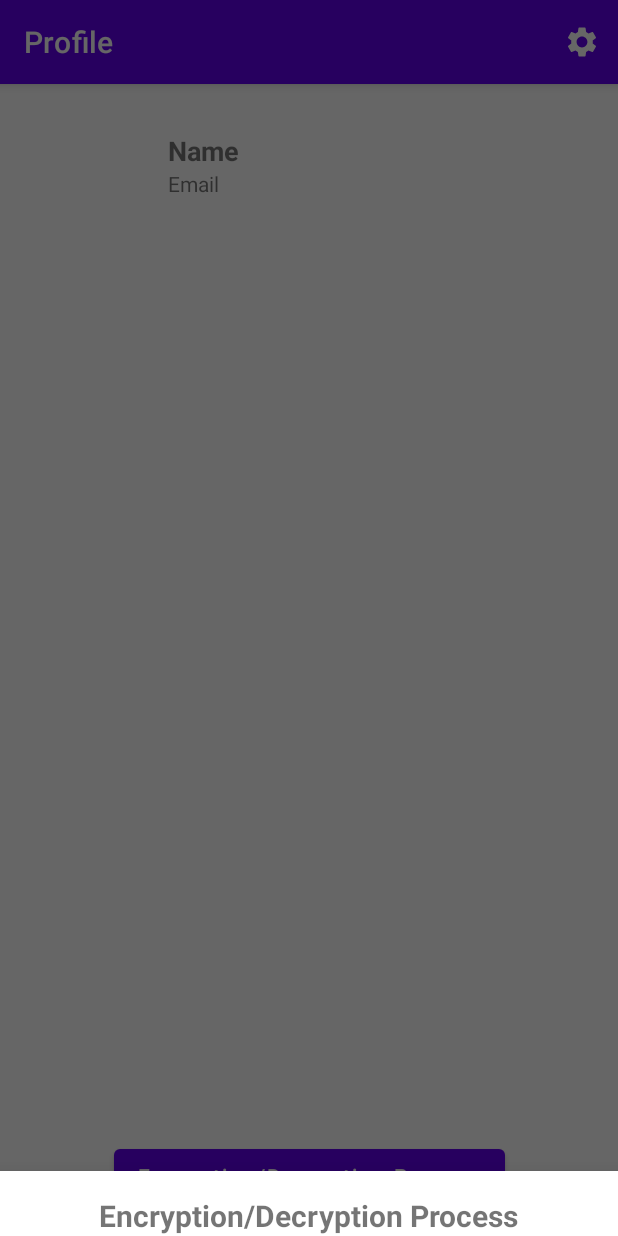
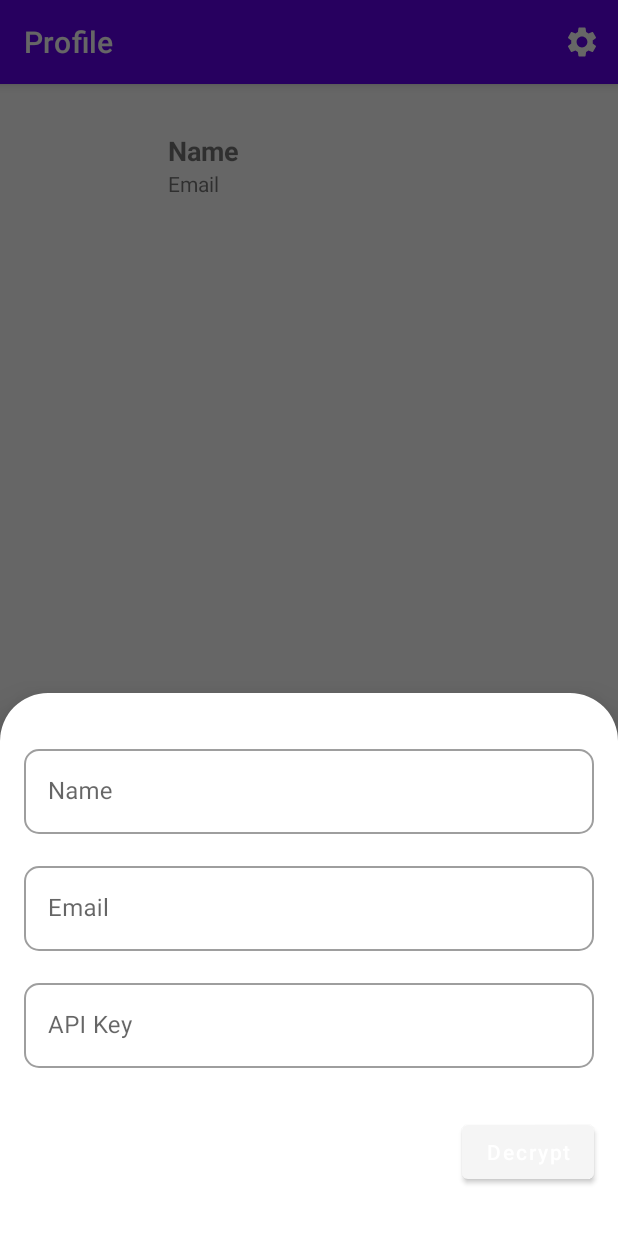
Before and after one commit to reskimulud/encrypted-datastore, an Android app: the screen it shows after launch (MainActivity), after a tap on "Encryption/Decryption Process", on a phone screen of 412 x 824 dp. Run offline under Robolectric (Android 15) with nearby library versions, the phone set to English and light mode, and no system bars; our stand-ins replace CircleImageView; pictures from the network do not load; 10 statements that could not run were skipped.

Commit message:
layout bottom sheet dialog

```diff
--- a/app/build.gradle
+++ b/app/build.gradle
@@ -40,16 +40,17 @@ android {
 dependencies {
 
     implementation 'androidx.core:core-ktx:1.7.0'
-    implementation 'androidx.appcompat:appcompat:1.4.1'
-    implementation 'com.google.android.material:material:1.5.0'
-    implementation 'androidx.constraintlayout:constraintlayout:2.1.3'
+    implementation 'androidx.appcompat:appcompat:1.5.1'
+    implementation 'com.google.android.material:material:1.7.0'
+    implementation 'androidx.constraintlayout:constraintlayout:2.1.4'
     testImplementation 'junit:junit:4.13.2'
     androidTestImplementation 'androidx.test.ext:junit:1.1.3'
     androidTestImplementation 'androidx.test.espresso:espresso-core:3.4.0'
     implementation "androidx.datastore:datastore-preferences:1.0.0"
     implementation 'androidx.lifecycle:lifecycle-livedata-ktx:2.5.1'
     implementation 'androidx.lifecycle:lifecycle-viewmodel-ktx:2.5.1'
-    implementation "androidx.activity:activity-ktx:1.6.0"
+    implementation "androidx.activity:activity-ktx:1.6.1"
+    implementation "androidx.fragment:fragment-ktx:1.5.4"
     implementation 'io.github.reskimulud:encrypted-datastore:0.0.3'
     implementation 'de.hdodenhof:circleimageview:3.1.0'
     implementation 'com.github.bumptech.glide:glide:4.14.2'
--- a/app/src/main/java/io/reskimulud/encrypteddatastore/presentation/EncryptDecryptProcessDialogFragment.kt
+++ b/app/src/main/java/io/reskimulud/encrypteddatastore/presentation/EncryptDecryptProcessDialogFragment.kt
@@ -12,12 +12,16 @@ import android.os.Bundle
 import android.view.LayoutInflater
 import android.view.View
 import android.view.ViewGroup
+import androidx.fragment.app.activityViewModels
 import com.google.android.material.bottomsheet.BottomSheetDialogFragment
 import io.github.reskimulud.encrypteddatastore.databinding.DialogEncryptionDecryptionProcessBinding
 
 class EncryptDecryptProcessDialogFragment: BottomSheetDialogFragment() {
     private var _binding: DialogEncryptionDecryptionProcessBinding? = null
     private val binding get() = _binding!!
+
+    private lateinit var factory: ViewModelFactory
+    private val viewModel: UserViewModel by activityViewModels { factory }
 
     override fun onCreateView(
         inflater: LayoutInflater,
@@ -31,7 +35,13 @@ class EncryptDecryptProcessDialogFragment: BottomSheetDialogFragment() {
     override fun onViewCreated(view: View, savedInstanceState: Bundle?) {
         super.onViewCreated(view, savedInstanceState)
 
-        // TODO("Create dialog")
+        binding.btnEncryptDecrypt.setOnClickListener {
+            dismiss()
+        }
+    }
+
+    private fun showEncrypted() {
+        // TODO()
     }
 
     override fun onDestroyView() {
--- /dev/null
+++ b/app/src/main/res/drawable/bg_bottom_sheet_dialog.xml
@@ -0,0 +1,7 @@
+<?xml version="1.0" encoding="utf-8"?>
+<shape xmlns:android="http://schemas.android.com/apk/res/android">
+    <solid android:color="@color/design_default_color_on_primary"/>
+    <corners
+        android:topLeftRadius="32dp"
+        android:topRightRadius="32dp"/>
+</shape>
--- a/app/src/main/res/layout/dialog_encryption_decryption_process.xml
+++ b/app/src/main/res/layout/dialog_encryption_decryption_process.xml
@@ -2,19 +2,108 @@
 <androidx.constraintlayout.widget.ConstraintLayout xmlns:android="http://schemas.android.com/apk/res/android"
     xmlns:app="http://schemas.android.com/apk/res-auto"
     android:layout_width="match_parent"
-    android:layout_height="200dp"
+    android:layout_height="wrap_content"
     xmlns:tools="http://schemas.android.com/tools"
     tools:context="io.reskimulud.encrypteddatastore.presentation.EncryptDecryptProcessDialogFragment">
 
-    <TextView
-        android:id="@+id/tv_test"
+    <com.google.android.material.textfield.TextInputLayout
+        android:id="@+id/name"
+        style="@style/Widget.MaterialComponents.TextInputLayout.OutlinedBox"
+        android:layout_width="0dp"
+        android:layout_height="wrap_content"
+        android:layout_marginStart="16dp"
+        android:layout_marginTop="32dp"
+        android:layout_marginEnd="16dp"
+        app:boxCornerRadiusBottomEnd="10dp"
+        app:boxCornerRadiusBottomStart="10dp"
+        app:boxCornerRadiusTopEnd="10dp"
+        app:boxCornerRadiusTopStart="10dp"
+        app:layout_constraintEnd_toEndOf="parent"
+        app:layout_constraintStart_toStartOf="parent"
+        app:layout_constraintTop_toTopOf="parent">
+
+        <com.google.android.material.textfield.TextInputEditText
+            android:id="@+id/et_dialog_name"
+            android:layout_width="match_parent"
+            android:layout_height="wrap_content"
+            android:ems="10"
+            android:focusable="false"
+            android:focusableInTouchMode="true"
+            android:hint="@string/name"
+            android:inputType="textMultiLine"
+            tools:ignore="SpeakableTextPresentCheck" />
+
+    </com.google.android.material.textfield.TextInputLayout>
+
+    <com.google.android.material.textfield.TextInputLayout
+        android:id="@+id/email"
+        style="@style/Widget.MaterialComponents.TextInputLayout.OutlinedBox"
+        android:layout_width="0dp"
+        android:layout_height="wrap_content"
+        android:layout_marginStart="16dp"
+        android:layout_marginTop="16dp"
+        android:layout_marginEnd="16dp"
+        app:boxCornerRadiusBottomEnd="10dp"
+        app:boxCornerRadiusBottomStart="10dp"
+        app:boxCornerRadiusTopEnd="10dp"
+        app:boxCornerRadiusTopStart="10dp"
+        app:layout_constraintEnd_toEndOf="parent"
+        app:layout_constraintStart_toStartOf="parent"
+        app:layout_constraintTop_toBottomOf="@id/name">
+
+        <com.google.android.material.textfield.TextInputEditText
+            android:id="@+id/et_dialog_email"
+            android:layout_width="match_parent"
+            android:layout_height="wrap_content"
+            android:ems="10"
+            android:focusable="false"
+            android:focusableInTouchMode="true"
+            android:hint="@string/email"
+            android:inputType="textMultiLine"
+            tools:ignore="SpeakableTextPresentCheck" />
+
+    </com.google.android.material.textfield.TextInputLayout>
+
+    <com.google.android.material.textfield.TextInputLayout
+        android:id="@+id/api_key"
+        style="@style/Widget.MaterialComponents.TextInputLayout.OutlinedBox"
+        android:layout_width="0dp"
+        android:layout_height="wrap_content"
+        android:layout_marginStart="16dp"
+        android:layout_marginTop="16dp"
+        android:layout_marginEnd="16dp"
+        app:boxCornerRadiusBottomEnd="10dp"
+        app:boxCornerRadiusBottomStart="10dp"
+        app:boxCornerRadiusTopEnd="10dp"
+        app:boxCornerRadiusTopStart="10dp"
+        app:layout_constraintEnd_toEndOf="parent"
+        app:layout_constraintStart_toStartOf="parent"
+        app:layout_constraintTop_toBottomOf="@id/email">
+
+        <com.google.android.material.textfield.TextInputEditText
+            android:id="@+id/et_dialog_api_key"
+            android:layout_width="match_parent"
+            android:layout_height="wrap_content"
+            android:ems="10"
+            android:focusable="false"
+            android:focusableInTouchMode="true"
+            android:hint="@string/api_key"
+            android:inputType="textMultiLine"
+            tools:ignore="SpeakableTextPresentCheck" />
+
+    </com.google.android.material.textfield.TextInputLayout>
+
+    <com.google.android.material.button.MaterialButton
+        android:id="@+id/btn_encrypt_decrypt"
         android:layout_width="wrap_content"
         android:layout_height="wrap_content"
-        android:layout_marginTop="16dp"
-        android:text="@string/encryption_decryption_process"
-        android:textSize="20sp"
-        android:textStyle="bold"
+        android:layout_marginTop="32dp"
+        android:layout_marginEnd="16dp"
+        android:layout_marginBottom="32dp"
+        android:text="@string/decrypt"
+        android:textAllCaps="false"
+        android:enabled="true"
+        app:layout_constraintBottom_toBottomOf="parent"
         app:layout_constraintEnd_toEndOf="parent"
-        app:layout_constraintStart_toStartOf="parent"
-        app:layout_constraintTop_toTopOf="parent" />
+        app:layout_constraintTop_toBottomOf="@+id/api_key" />
 </androidx.constraintlayout.widget.ConstraintLayout>
--- a/app/src/main/res/values-night/themes.xml
+++ b/app/src/main/res/values-night/themes.xml
@@ -12,5 +12,18 @@
         <!-- Status bar color. -->
         <item name="android:statusBarColor">?attr/colorPrimaryVariant</item>
         <!-- Customize your theme here. -->
+
+        <!-- Bottom Sheet -->
+        <item name="bottomSheetDialogTheme">@style/BottomSheetDialogTheme</item>
+    </style>
+
+    <!-- Bottom Sheet Dialog Theme -->
+    <style name="BottomSheetDialogTheme"
+        parent="Theme.Design.Light.BottomSheetDialog">
+        <item name="bottomSheetStyle">@style/AppModalStyle</item>
+    </style>
+    <style name="AppModalStyle"
+        parent="Widget.Design.BottomSheet.Modal">
+        <item name="android:background">@drawable/bg_bottom_sheet_dialog</item>
     </style>
 </resources>
--- a/app/src/main/res/values/strings.xml
+++ b/app/src/main/res/values/strings.xml
@@ -9,4 +9,6 @@
     <string name="image">Image</string>
     <string name="message">Message</string>
     <string name="encryption_decryption_process">Encryption/Decryption Process</string>
+    <string name="decrypt">Decrypt</string>
+    <string name="encrypt">Encrypt</string>
 </resources>
--- a/app/src/main/res/values/themes.xml
+++ b/app/src/main/res/values/themes.xml
@@ -12,5 +12,18 @@
         <!-- Status bar color. -->
         <item name="android:statusBarColor">?attr/colorPrimaryVariant</item>
         <!-- Customize your theme here. -->
+
+        <!-- Bottom Sheet -->
+        <item name="bottomSheetDialogTheme">@style/BottomSheetDialogTheme</item>
+    </style>
+
+    <!-- Bottom Sheet Dialog Theme -->
+    <style name="BottomSheetDialogTheme"
+        parent="Theme.Design.Light.BottomSheetDialog">
+        <item name="bottomSheetStyle">@style/AppModalStyle</item>
+    </style>
+    <style name="AppModalStyle"
+        parent="Widget.Design.BottomSheet.Modal">
+        <item name="android:background">@drawable/bg_bottom_sheet_dialog</item>
     </style>
 </resources>
```
